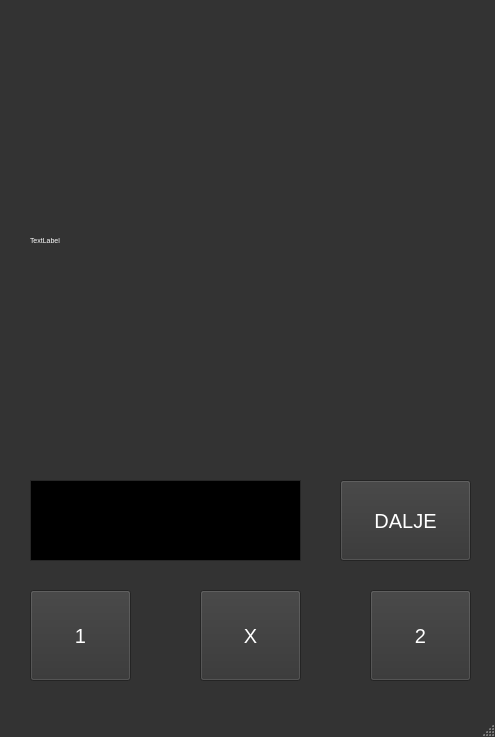
This is mainwindow.ui in Moodax/KladionicaMiM as Qt 5 draws it before an edit. The edited form follows.
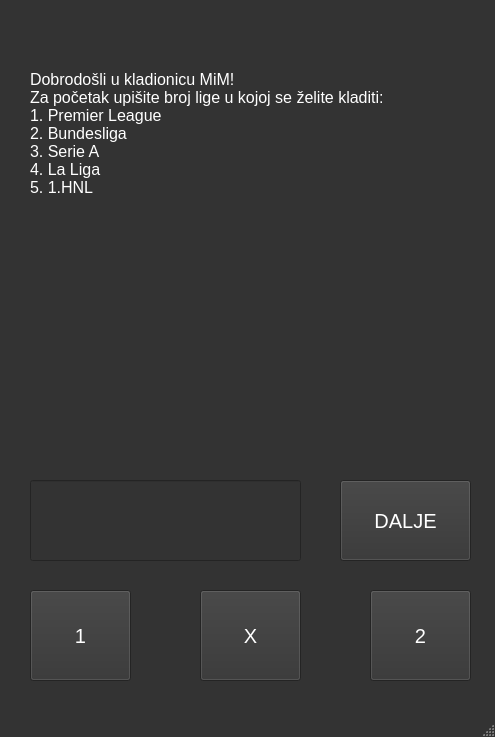
This is the edited form.

Commit message:
Početak
Dodane tekstualne datoteke iz kojih se učitavaju imena momčadi(u kasnijim verzijama moguće da će biti binarne datoteke) te popravljen dizajn programa.

What changed in the file:
```diff
--- a/mainwindow.ui
+++ b/mainwindow.ui
@@ -10,6 +10,12 @@
     <height>737</height>
    </rect>
   </property>
+  <property name="maximumSize">
+   <size>
+    <width>495</width>
+    <height>737</height>
+   </size>
+  </property>
   <property name="palette">
    <palette>
     <active>
@@ -456,16 +462,6 @@
    <string>KladionicaMiM</string>
   </property>
   <widget class="QWidget" name="centralwidget">
-   <widget class="QTextEdit" name="textEdit">
-    <property name="geometry">
-     <rect>
-      <x>30</x>
-      <y>480</y>
-      <width>271</width>
-      <height>81</height>
-     </rect>
-    </property>
-   </widget>
    <widget class="QPushButton" name="DALJE">
     <property name="geometry">
      <rect>
@@ -542,18 +538,84 @@
     <property name="geometry">
      <rect>
       <x>30</x>
-      <y>20</y>
+      <y>70</y>
       <width>441</width>
-      <height>441</height>
+      <height>391</height>
      </rect>
     </property>
     <property name="font">
      <font>
-      <pointsize>5</pointsize>
+      <family>MS Shell Dlg 2</family>
+      <pointsize>12</pointsize>
+      <weight>50</weight>
+      <italic>false</italic>
+      <bold>false</bold>
      </font>
     </property>
+    <property name="styleSheet">
+     <string notr="true"/>
+    </property>
     <property name="text">
-     <string>TextLabel</string>
+     <string>Dobrodošli u kladionicu MiM!
+Za početak upišite broj lige u kojoj se želite kladiti:
+1. Premier League
+2. Bundesliga
+3. Serie A
+4. La Liga
+5. 1.HNL</string>
+    </property>
+    <property name="alignment">
+     <set>Qt::AlignLeading|Qt::AlignLeft|Qt::AlignTop</set>
+    </property>
+   </widget>
+   <widget class="QLineEdit" name="upis">
+    <property name="geometry">
+     <rect>
+      <x>30</x>
+      <y>480</y>
+      <width>271</width>
+      <height>81</height>
+     </rect>
+    </property>
+    <property name="palette">
+     <palette>
+      <active>
+       <colorrole role="Base">
+        <brush brushstyle="SolidPattern">
+         <color alpha="255">
+          <red>51</red>
+          <green>51</green>
+          <blue>51</blue>
+         </color>
+        </brush>
+       </colorrole>
+      </active>
+      <inactive>
+       <colorrole role="Base">
+        <brush brushstyle="SolidPattern">
+         <color alpha="255">
+          <red>51</red>
+          <green>51</green>
+          <blue>51</blue>
+         </color>
+        </brush>
+       </colorrole>
+      </inactive>
+      <disabled>
+       <colorrole role="Base">
+        <brush brushstyle="SolidPattern">
+         <color alpha="255">
+          <red>51</red>
+          <green>51</green>
+          <blue>51</blue>
+         </color>
+        </brush>
+       </colorrole>
+      </disabled>
+     </palette>
+    </property>
+    <property name="styleSheet">
+     <string notr="true"/>
     </property>
    </widget>
   </widget>
```
Left out of the diff: 1786 changed lines with no effect on the pictures. The commit also changes 7 other files.
